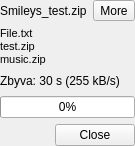
This is widgets/events/ftuploadwidget.ui in xmpp-graveyard/jabbim as Qt 5 draws it before an edit. The edited form follows.
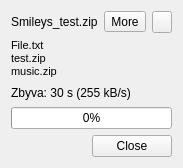
This is the edited form.

Patch:
```diff
--- a/widgets/events/ftuploadwidget.ui
+++ b/widgets/events/ftuploadwidget.ui
@@ -5,18 +5,68 @@
    <rect>
     <x>0</x>
     <y>0</y>
-    <width>120</width>
-    <height>146</height>
+    <width>181</width>
+    <height>168</height>
    </rect>
   </property>
   <property name="windowTitle" >
    <string>Form</string>
   </property>
   <layout class="QGridLayout" name="gridLayout" >
-   <property name="margin" >
-    <number>0</number>
-   </property>
-   <item row="2" column="0" colspan="3" >
+   <item row="0" column="0" colspan="2" >
+    <layout class="QHBoxLayout" name="horizontalLayout" >
+     <item>
+      <widget class="QLabel" name="filename" >
+       <property name="text" >
+        <string>Smileys_test.zip</string>
+       </property>
+      </widget>
+     </item>
+     <item>
+      <widget class="QToolButton" name="toolButton" >
+       <property name="text" >
+        <string>More</string>
+       </property>
+       <property name="checkable" >
+        <bool>true</bool>
+       </property>
+       <property name="toolButtonStyle" >
+        <enum>Qt::ToolButtonTextOnly</enum>
+       </property>
+      </widget>
+     </item>
+     <item>
+      <widget class="QPushButton" name="closeButton" >
+       <property name="maximumSize" >
+        <size>
+         <width>20</width>
+         <height>16777215</height>
+        </size>
+       </property>
+       <property name="text" >
+        <string/>
+       </property>
+      </widget>
+     </item>
+    </layout>
+   </item>
+   <item row="1" column="0" colspan="2" >
+    <widget class="QLabel" name="more" >
+     <property name="text" >
+      <string>&lt;!DOCTYPE HTML PUBLIC "-//W3C//DTD HTML 4.0//EN" "http://www.w3.org/TR/REC-html40/strict.dtd">
+&lt;html>&lt;head>&lt;meta name="qrichtext" content="1" />&lt;style type="text/css">
+p, li { white-space: pre-wrap; }
+&lt;/style>&lt;/head>&lt;body style=" font-family:'MS Shell Dlg 2'; font-size:8.25pt; font-weight:400; font-style:normal;">
+&lt;p style=" margin-top:0px; margin-bottom:0px; margin-left:0px; margin-right:0px; -qt-block-indent:0; text-indent:0px;">&lt;span style=" font-size:8pt;">File.txt&lt;/span>&lt;/p>
+&lt;p style=" margin-top:0px; margin-bottom:0px; margin-left:0px; margin-right:0px; -qt-block-indent:0; text-indent:0px; font-size:8pt;">test.zip&lt;/p>
+&lt;p style=" margin-top:0px; margin-bottom:0px; margin-left:0px; margin-right:0px; -qt-block-indent:0; text-indent:0px; font-size:8pt;">music.zip&lt;/p>&lt;/body>&lt;/html></string>
+     </property>
+     <property name="textFormat" >
+      <enum>Qt::RichText</enum>
+     </property>
+    </widget>
+   </item>
+   <item row="2" column="0" colspan="2" >
     <widget class="QLabel" name="transferInfo" >
      <property name="text" >
       <string>Zbyva: 30 s (255 kB/s)</string>
@@ -26,20 +76,13 @@
      </property>
     </widget>
    </item>
-   <item row="3" column="0" colspan="3" >
+   <item row="3" column="0" colspan="2" >
     <widget class="QProgressBar" name="progressBar" >
      <property name="value" >
       <number>0</number>
      </property>
     </widget>
    </item>
-   <item row="4" column="1" colspan="2" >
-    <widget class="QPushButton" name="reject" >
-     <property name="text" >
-      <string>Close</string>
-     </property>
-    </widget>
-   </item>
    <item row="4" column="0" >
     <spacer name="horizontalSpacer" >
      <property name="orientation" >
@@ -53,39 +96,10 @@
      </property>
     </spacer>
    </item>
-   <item row="0" column="0" colspan="2" >
-    <widget class="QLabel" name="filename" >
+   <item row="4" column="1" >
+    <widget class="QPushButton" name="reject" >
      <property name="text" >
-      <string>Smileys_test.zip</string>
-     </property>
-    </widget>
-   </item>
-   <item row="0" column="2" >
-    <widget class="QToolButton" name="toolButton" >
-     <property name="text" >
-      <string>More</string>
-     </property>
-     <property name="checkable" >
-      <bool>true</bool>
-     </property>
-     <property name="toolButtonStyle" >
-      <enum>Qt::ToolButtonTextOnly</enum>
-     </property>
-    </widget>
-   </item>
-   <item row="1" column="0" colspan="3" >
-    <widget class="QLabel" name="more" >
-     <property name="text" >
-      <string>&lt;!DOCTYPE HTML PUBLIC "-//W3C//DTD HTML 4.0//EN" "http://www.w3.org/TR/REC-html40/strict.dtd">
-&lt;html>&lt;head>&lt;meta name="qrichtext" content="1" />&lt;style type="text/css">
-p, li { white-space: pre-wrap; }
-&lt;/style>&lt;/head>&lt;body style=" font-family:'MS Shell Dlg 2'; font-size:8.25pt; font-weight:400; font-style:normal;">
-&lt;p style=" margin-top:0px; margin-bottom:0px; margin-left:0px; margin-right:0px; -qt-block-indent:0; text-indent:0px;">&lt;span style=" font-size:8pt;">File.txt&lt;/span>&lt;/p>
-&lt;p style=" margin-top:0px; margin-bottom:0px; margin-left:0px; margin-right:0px; -qt-block-indent:0; text-indent:0px; font-size:8pt;">test.zip&lt;/p>
-&lt;p style=" margin-top:0px; margin-bottom:0px; margin-left:0px; margin-right:0px; -qt-block-indent:0; text-indent:0px; font-size:8pt;">music.zip&lt;/p>&lt;/body>&lt;/html></string>
-     </property>
-     <property name="textFormat" >
-      <enum>Qt::RichText</enum>
+      <string>Close</string>
      </property>
     </widget>
    </item>
```
